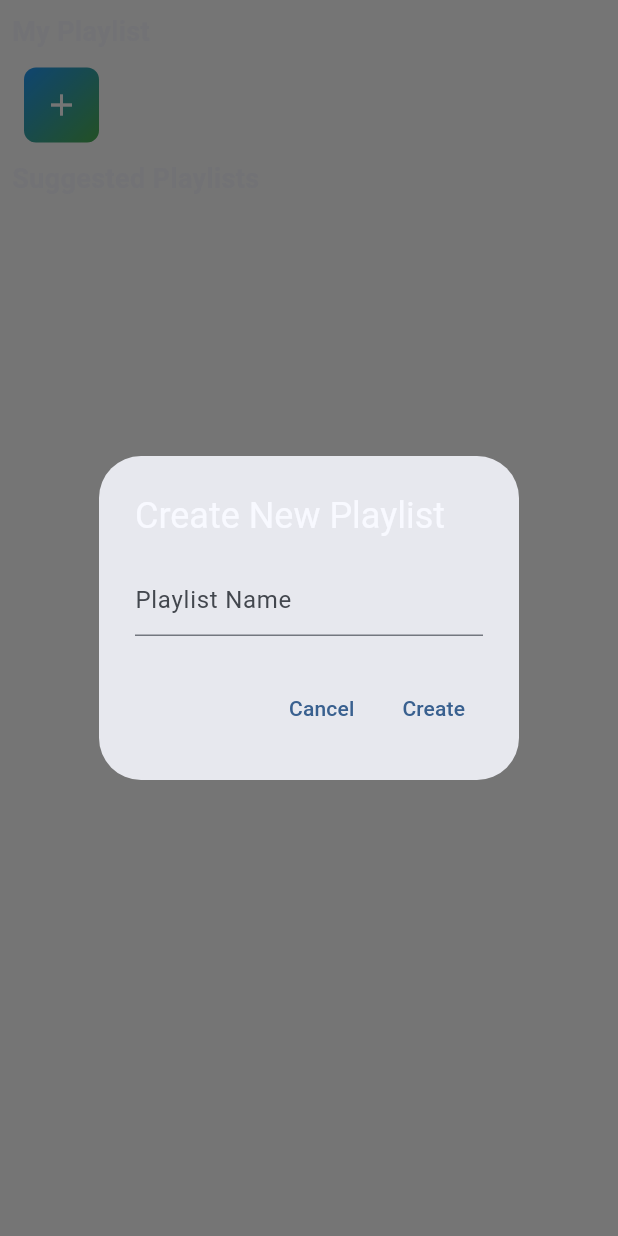
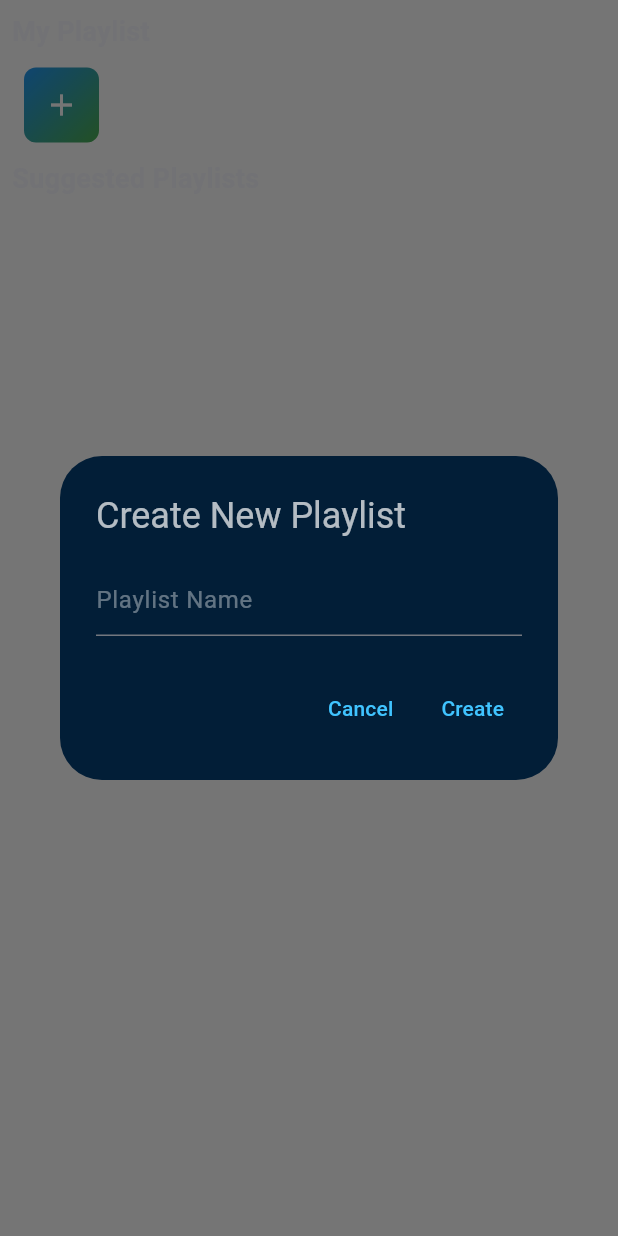
Before and after one commit to ajujacob88/flutter-juzox-music-app, a Flutter app: the PlaylistTab screen opened directly, after a tap on "New Playlist", on a phone screen of 412 x 824 dp. Run offline on Flutter 3.47's test engine with Material 3 defaults, Android fonts, the phone set to English and light mode, and no system bars; our stand-ins replace extended_nested_scroll_view, just_audio, marquee, on_audio_query, permission_handler and 1 more; missing offline and left inert: animated_music_indicator, dart:ffi; accounts and stored records are empty; statements that could not run were skipped.

Commit message:
playlist tab - some modifications

```diff
--- a/lib/screens/playlist_tab.dart
+++ b/lib/screens/playlist_tab.dart
@@ -196,14 +196,27 @@ class CreatePlaylistButton extends StatelessWidget {
     final TextEditingController _controller = TextEditingController();
 
     showDialog(
+      // barrierColor: Colors.blue,
       context: context,
       builder: (context) {
         return AlertDialog(
-          title: const Text('Create New Playlist'),
-          content: TextField(
-            controller: _controller,
-            decoration: const InputDecoration(
-              hintText: 'Playlist Name',
+          // alignment: Alignment.bottomCenter,
+          // insetPadding: EdgeInsets.all(0),
+          backgroundColor: Color.fromARGB(255, 2, 30, 55),
+          title: const Text(
+            'Create New Playlist',
+            style: TextStyle(color: Colors.white70),
+          ),
+          content: SizedBox(
+            width:
+                MediaQuery.of(context).size.width, // Set width to screen width
+
+            child: TextField(
+              controller: _controller,
+              decoration: const InputDecoration(
+                hintText: 'Playlist Name',
+                hintStyle: TextStyle(color: Color.fromARGB(97, 255, 255, 255)),
+              ),
             ),
           ),
           actions: [
@@ -211,8 +224,12 @@ class CreatePlaylistButton extends StatelessWidget {
               onPressed: () {
                 Navigator.of(context).pop();
               },
+              style:
+                  TextButton.styleFrom(foregroundColor: Colors.lightBlueAccent),
               child: const Text('Cancel'),
             ),
+            // Adds space between buttons
+
             TextButton(
               onPressed: () {
                 final playlistName = _controller.text;
@@ -229,6 +246,8 @@ class CreatePlaylistButton extends StatelessWidget {
                   );
                 }
               },
+              style:
+                  TextButton.styleFrom(foregroundColor: Colors.lightBlueAccent),
               child: const Text('Create'),
             ),
           ],
```
